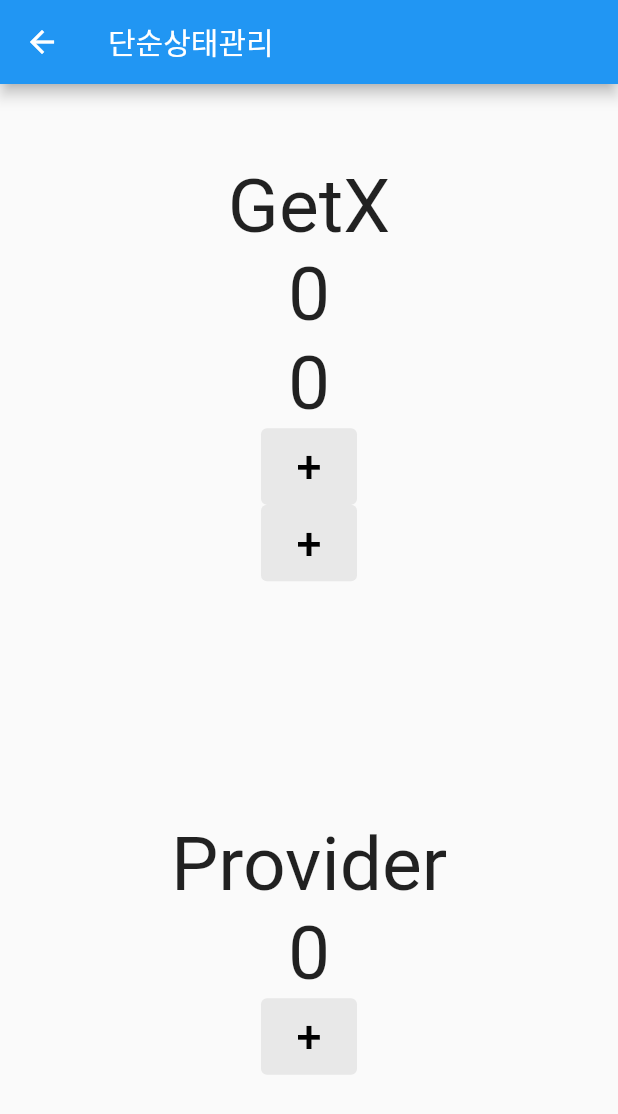
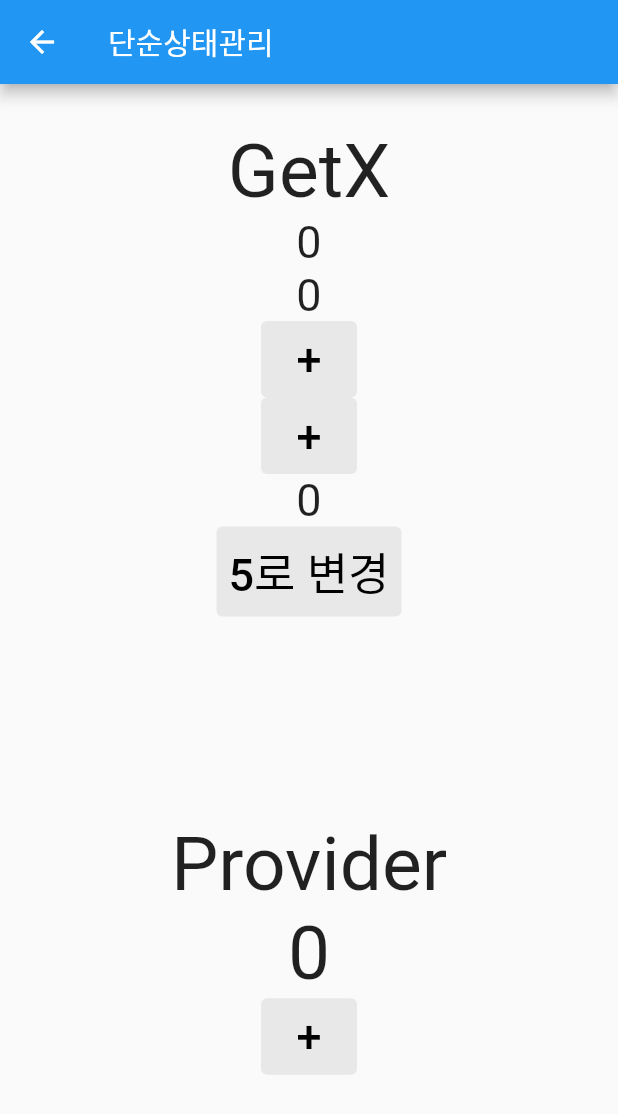
Before and after one commit to kicok/flutter_sample_getx, a Flutter app: the SimpleStateManagePage screen opened directly, on a phone screen of 412 x 824 dp. Shown: the top 1114 px of the screen. Run offline on Flutter 3.47's test engine with Material 2 defaults, Android fonts, the phone set to English and light mode, and no system bars; our stand-ins replace get.

Commit message:
getx GetBuilder는state와 관계없이 매번 update하므로 리소스를 많이 사용.

```diff
--- a/lib/src/controller/count_controller_with_getx.dart
+++ b/lib/src/controller/count_controller_with_getx.dart
@@ -6,4 +6,9 @@
     count++;
     update([id]);
   }
+
+  void putNumber(int value) {
+    count = value;
+    update();
+  }
 }
--- a/lib/src/state/with_getx.dart
+++ b/lib/src/state/with_getx.dart
@@ -38,7 +38,7 @@
               builder: (controller) {
                 return Text(
                   "${controller.count}",
-                  style: const TextStyle(fontSize: 50),
+                  style: const TextStyle(fontSize: 30),
                 );
               }),
           GetBuilder<CountControllerWithGetX>(
@@ -46,11 +46,25 @@
               builder: (controller) {
                 return Text(
                   "${controller.count}",
-                  style: const TextStyle(fontSize: 50),
+                  style: const TextStyle(fontSize: 30),
                 );
               }),
           _button("first"),
           _button("second"),
+          GetBuilder<CountControllerWithGetX>(builder: (controller) {
+            print("update!!!"); // 값이 똑같이 5이지만 매번 실행되므로 리소르를 많이 사용한다.
+            return Text(
+              "${controller.count}",
+              style: const TextStyle(fontSize: 30),
+            );
+          }),
+          TextButton(
+            style: Utils.textButtonStryle,
+            onPressed: () {
+              _controllerWithGetX.putNumber(5);
+            },
+            child: const Text("5로 변경", style: TextStyle(fontSize: 30)),
+          ),
         ],
       ),
     );
```
